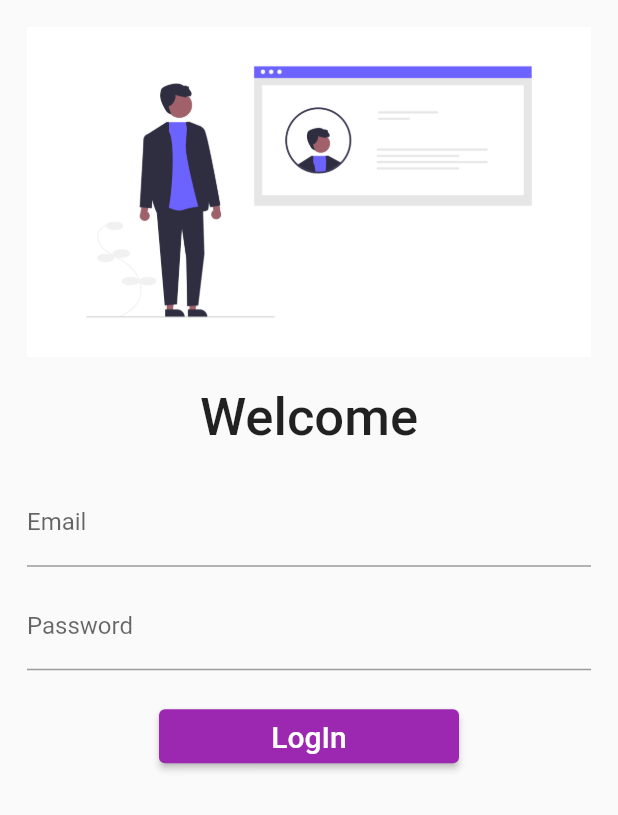
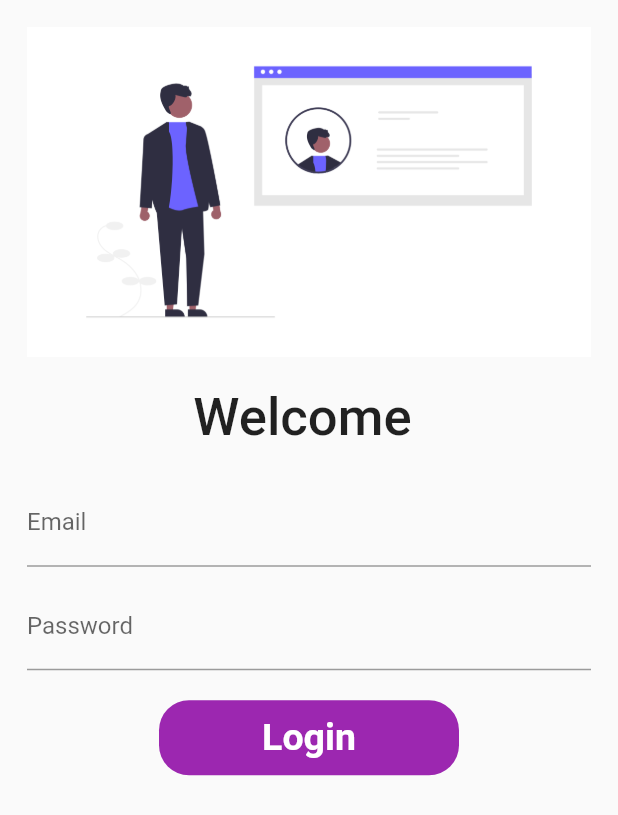
Before and after one commit to HarambeGople69/Flutter-UI, a Flutter app: the screen it shows after launch, on a phone screen of 412 x 824 dp. Shown: the top 815 px of the screen. Run offline on Flutter 3.47's test engine with Material 2 defaults, Android fonts, the phone set to English and light mode, and no system bars.

```diff
--- a/myapp/lib/screens/homepage.dart
+++ b/myapp/lib/screens/homepage.dart
@@ -6,6 +6,7 @@ class HomePage extends StatefulWidget {
 }
 
 class _HomePageState extends State<HomePage> {
+
   @override
   Widget build(BuildContext context) {
     return Scaffold(
--- a/myapp/lib/screens/loginpage.dart
+++ b/myapp/lib/screens/loginpage.dart
@@ -7,6 +7,8 @@ class LoginPage extends StatefulWidget {
 }
 
 class _LoginPageState extends State<LoginPage> {
+  String name = "";
+  bool changeButton = false;
   @override
   Widget build(BuildContext context) {
     return Scaffold(
@@ -21,7 +23,7 @@ class _LoginPageState extends State<LoginPage> {
                 height: 20,
               ),
               Text(
-                "Welcome",
+                "Welcome $name",
                 style: TextStyle(fontSize: 35, fontWeight: FontWeight.w500),
               ),
               SizedBox(
@@ -32,6 +34,11 @@ class _LoginPageState extends State<LoginPage> {
                   hintText: "Enter your email",
                   labelText: "Email",
                 ),
+                onChanged: (value) {
+                  setState(() {
+                    name = value;
+                  });
+                },
               ),
               SizedBox(
                 height: 10,
@@ -46,27 +53,44 @@ class _LoginPageState extends State<LoginPage> {
               SizedBox(
                 height: 20,
               ),
-              SizedBox(
-                width: 200,
-                child: ElevatedButton(
-                  style: ElevatedButton.styleFrom(
-                    padding: EdgeInsets.symmetric(
-                      horizontal: 15,
-                      vertical: 5,
-                    ),
+              InkWell(
+                onTap: () async {
+                  setState(() {
+                    changeButton = true;
+                  });
+                  await Future.delayed(Duration(seconds: 1));
+                  Navigator.push(context, MaterialPageRoute(builder: (context) {
+                    return HomePage();
+                  }));
+                },
+                child: AnimatedContainer(
+                  duration: Duration(seconds: 1),
+                  width: changeButton ? 50 : 200,
+                  height: 50,
+                  padding: EdgeInsets.symmetric(
+                    horizontal: 15,
+                    vertical: 10,
                   ),
-                  onPressed: () {
-                    Navigator.push(context,
-                        MaterialPageRoute(builder: (context) {
-                      return HomePage();
-                    }));
-                  },
-                  child: Text(
-                    "LogIn",
-                    style: TextStyle(
-                      fontSize: 20,
-                    ),
+                  decoration: BoxDecoration(
+                    color: Colors.purple,
+                    borderRadius: changeButton
+                        ? BorderRadius.circular(50)
+                        : BorderRadius.circular(20),
                   ),
+                  child: changeButton
+                      ? Icon(
+                          Icons.check,
+                          color: Colors.white,
+                        )
+                      : Text(
+                          "Login",
+                          style: TextStyle(
+                            fontSize: 25,
+                            color: Colors.white,
+                            fontWeight: FontWeight.bold,
+                          ),
+                          textAlign: TextAlign.center,
+                        ),
                 ),
               )
             ],
```
